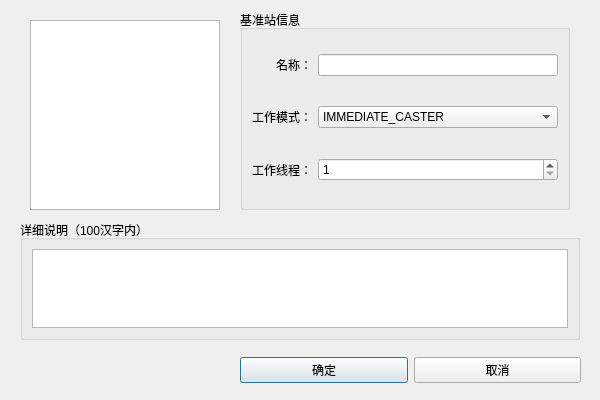
This is widget/dialog/add_standardstation_dialog.ui in yanghang8612/SMAMMainUI as Qt 5 draws it before an edit. The edited form follows.
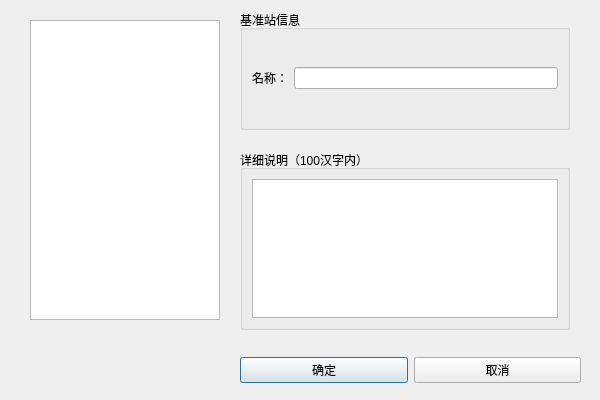
This is the edited form.

What changed in the file:
```diff
--- a/widget/dialog/add_standardstation_dialog.ui
+++ b/widget/dialog/add_standardstation_dialog.ui
@@ -51,10 +51,10 @@
   <widget class="QGroupBox" name="verticalGroupBox">
    <property name="geometry">
     <rect>
-     <x>20</x>
-     <y>220</y>
-     <width>560</width>
-     <height>120</height>
+     <x>240</x>
+     <y>150</y>
+     <width>330</width>
+     <height>180</height>
     </rect>
    </property>
    <property name="title">
@@ -72,7 +72,7 @@
      <x>30</x>
      <y>20</y>
      <width>190</width>
-     <height>190</height>
+     <height>300</height>
     </rect>
    </property>
   </widget>
@@ -82,7 +82,7 @@
      <x>240</x>
      <y>10</y>
      <width>330</width>
-     <height>200</height>
+     <height>120</height>
     </rect>
    </property>
    <property name="title">
@@ -95,9 +95,6 @@
     <property name="bottomMargin">
      <number>0</number>
     </property>
-    <item row="0" column="1">
-     <widget class="QLineEdit" name="stationNameEdit"/>
-    </item>
     <item row="0" column="0">
      <widget class="QLabel" name="label">
       <property name="text">
@@ -108,46 +105,8 @@
       </property>
      </widget>
     </item>
-    <item row="1" column="1">
-     <widget class="QComboBox" name="stationModeBox">
-      <item>
-       <property name="text">
-        <string>IMMEDIATE_CASTER</string>
-       </property>
-      </item>
-      <item>
-       <property name="text">
-        <string>PROCESS_CASTER</string>
-       </property>
-      </item>
-     </widget>
-    </item>
-    <item row="2" column="0">
-     <widget class="QLabel" name="label_5">
-      <property name="text">
-       <string>工作线程：</string>
-      </property>
-      <property name="alignment">
-       <set>Qt::AlignRight|Qt::AlignTrailing|Qt::AlignVCenter</set>
-      </property>
-     </widget>
-    </item>
-    <item row="2" column="1">
-     <widget class="QSpinBox" name="stationThreadCountEdit">
-      <property name="minimum">
-       <number>1</number>
-      </property>
-     </widget>
-    </item>
-    <item row="1" column="0">
-     <widget class="QLabel" name="label_4">
-      <property name="text">
-       <string>工作模式：</string>
-      </property>
-      <property name="alignment">
-       <set>Qt::AlignRight|Qt::AlignTrailing|Qt::AlignVCenter</set>
-      </property>
-     </widget>
+    <item row="0" column="1">
+     <widget class="QLineEdit" name="stationNameEdit"/>
     </item>
    </layout>
   </widget>
```
